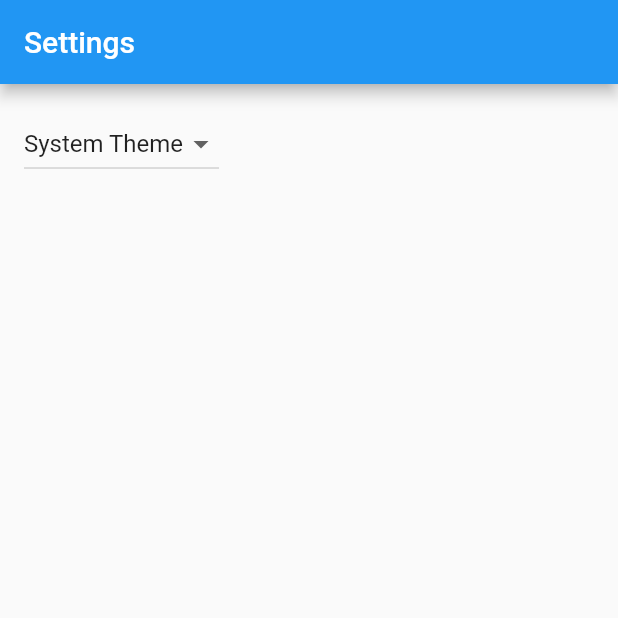
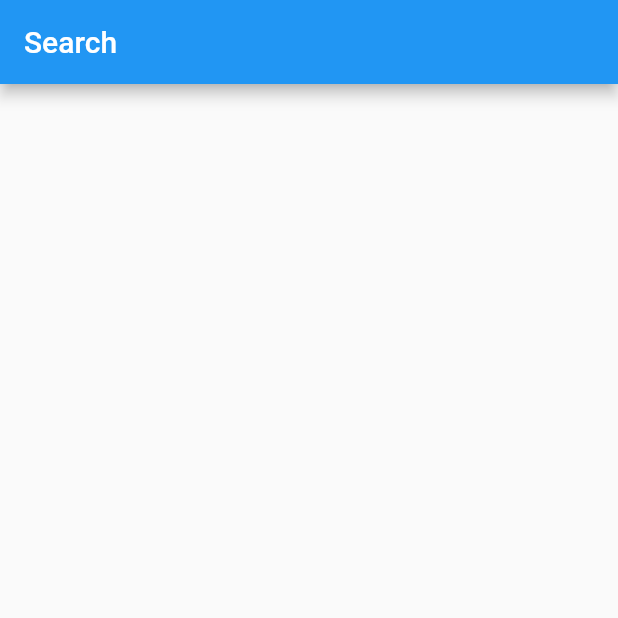
Before and after one commit to rodr15/anime-app, a Flutter app: the screen it shows after launch, on a phone screen of 412 x 824 dp, the top half of it. Run offline on Flutter 3.47's test engine with Material 2 defaults, Android fonts, the phone set to English and light mode, and no system bars; generated files the repository leaves out were written again.

Commit message:
(add) search view

```diff
--- /dev/null
+++ b/lib/src/presentation/features/search/search.view.dart
@@ -0,0 +1,16 @@
+import 'package:flutter/material.dart';
+
+class SearchView extends StatelessWidget {
+  const SearchView({super.key});
+
+  static const routeName = '/search';
+
+  @override
+  Widget build(BuildContext context) {
+    return Scaffold(
+      appBar: AppBar(
+        title: const Text('Search'),
+      ),
+    );
+  }
+}
```
Also changed, not shown: lib/src/app.dart (+5 -2 lines).
